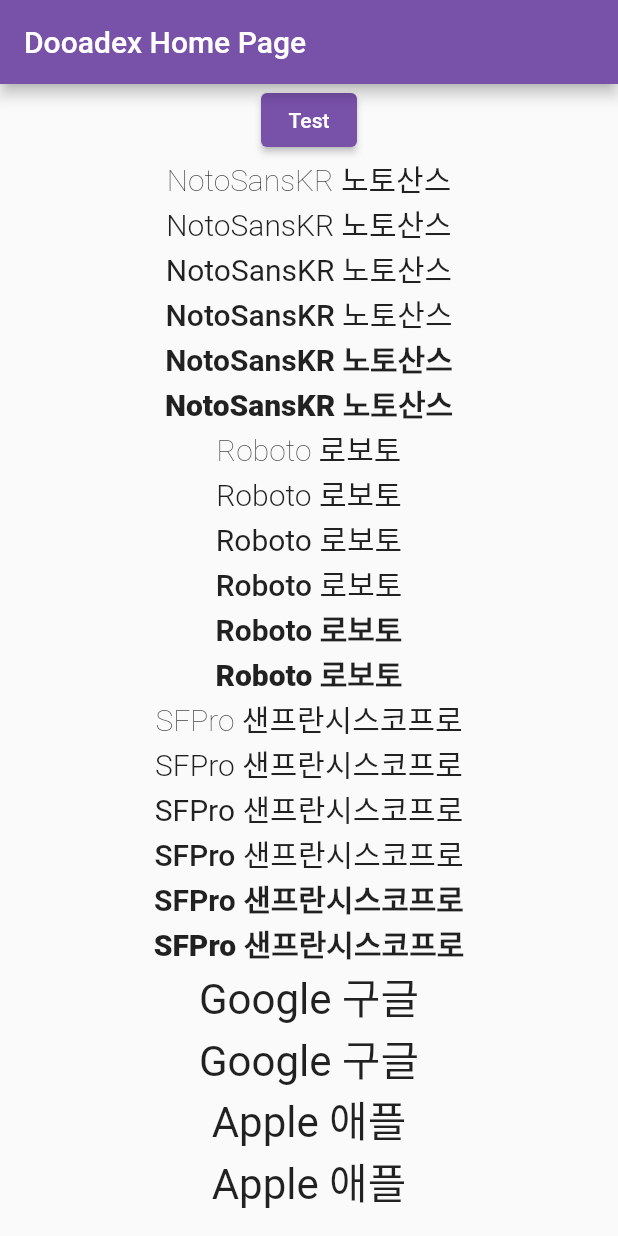
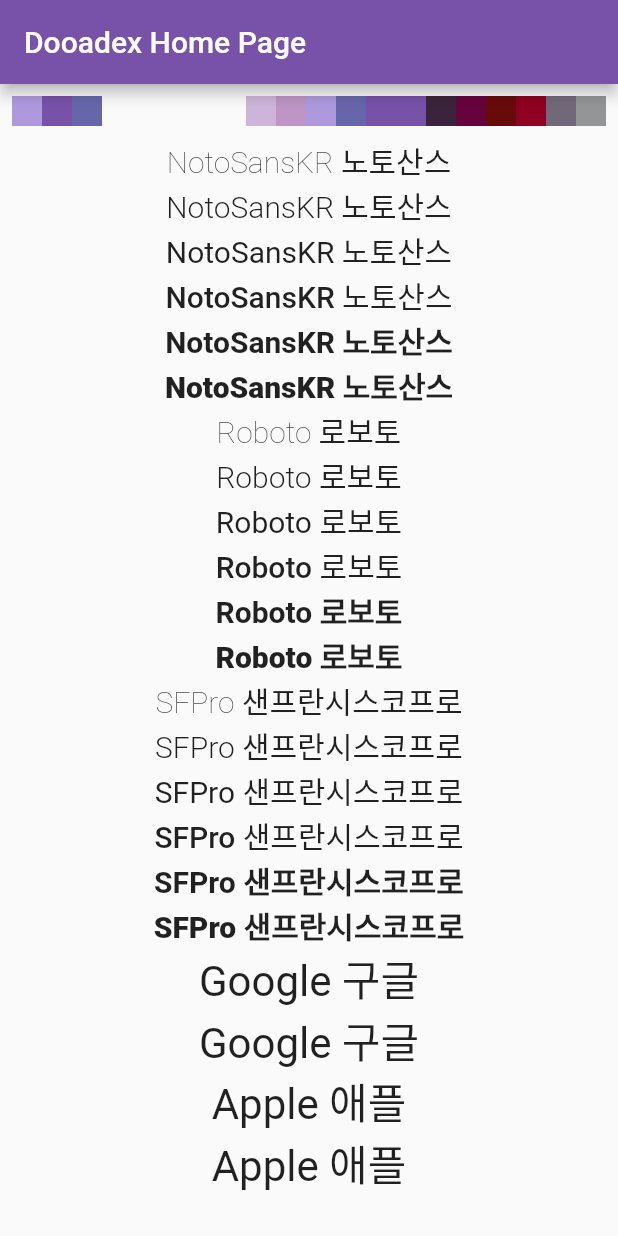
Before and after one commit to Doohyeon-Kim/dooadex-palette, a Flutter app: the screen it shows after launch, on a phone screen of 412 x 824 dp. Run offline on Flutter 3.47's test engine with Material 2 defaults, Android fonts, the phone set to English and light mode, and no system bars; Roboto replaces fonts that are missing (SFPro).

Commit message:
Add colors

```diff
--- a/example/lib/main.dart
+++ b/example/lib/main.dart
@@ -13,7 +13,8 @@ class MyApp extends StatelessWidget {
     return MaterialApp(
       title: 'Dooadex Package Test App',
       theme: ThemeData(
-        primarySwatch: MaterialColor(DooadexColor.primaryMaterialColor.colorHex, DooadexColor.primaryMaterialColor.swatch),
+        primarySwatch: MaterialColor(DooadexColor.primaryMaterialColor.colorHex,
+            DooadexColor.primaryMaterialColor.swatch),
       ),
       home: const MyHomePage(title: 'Dooadex Home Page'),
     );
@@ -38,9 +39,88 @@ class _MyHomePageState extends State<MyHomePage> {
       body: Center(
         child: Column(
           children: [
-            ElevatedButton(
-              onPressed: () {},
-              child: const Text("Test"),
+            Padding(
+              padding: const EdgeInsets.all(8.0),
+              child: Row(
+                children: [
+                  Container(
+                    width: 20,
+                    height: 20,
+                    color: DooadexColor.primary,
+                  ),
+                  Container(
+                    width: 20,
+                    height: 20,
+                    color: DooadexColor.secondary,
+                  ),
+                  Container(
+                    width: 20,
+                    height: 20,
+                    color: DooadexColor.tertiary,
+                  ),
+                  Spacer(),
+                  Container(
+                    width: 20,
+                    height: 20,
+                    color: DooadexColor.pinkLavender,
+                  ),
+                  Container(
+                    width: 20,
+                    height: 20,
+                    color: DooadexColor.lilac,
+                  ),
+                  Container(
+                    width: 20,
+                    height: 20,
+                    color: DooadexColor.bilobaFlower,
+                  ),
+                  Container(
+                    width: 20,
+                    height: 20,
+                    color: DooadexColor.veryPeri,
+                  ),
+                  Container(
+                    width: 20,
+                    height: 20,
+                    color: DooadexColor.purpleMountainMajesty,
+                  ),
+                  Container(
+                    width: 20,
+                    height: 20,
+                    color: DooadexColor.royalPurple,
+                  ),
+                  Container(
+                    width: 20,
+                    height: 20,
+                    color: DooadexColor.deepPurple,
+                  ),
+                  Container(
+                    width: 20,
+                    height: 20,
+                    color: DooadexColor.tyrianPurple,
+                  ),
+                  Container(
+                    width: 20,
+                    height: 20,
+                    color: DooadexColor.mahoganyRed,
+                  ),
+                  Container(
+                    width: 20,
+                    height: 20,
+                    color: DooadexColor.carmine,
+                  ),
+                  Container(
+                    width: 20,
+                    height: 20,
+                    color: DooadexColor.oldLavender,
+                  ),
+                  Container(
+                    width: 20,
+                    height: 20,
+                    color: DooadexColor.grey,
+                  ),
+                ],
+              ),
             ),
             Text("NotoSansKR 노토산스", style: NotoSansKR.thin(fontSize: 20)),
             Text("NotoSansKR 노토산스", style: NotoSansKR.light(fontSize: 20)),
--- a/lib/src/color/dooadex_color.dart
+++ b/lib/src/color/dooadex_color.dart
@@ -4,20 +4,30 @@ import '../palette_tools.dart';
 import 'dooadex_color_swatch.dart';
 import 'material_color.dart';
 
-
 class DooadexColor {
   DooadexColor._();
 
-  static const Color primary = royalPurple;
-  static const Color secondary = tyrianPurple;
+  static const Color primary = bilobaFlower;
+  static const Color secondary = royalPurple;
+  static const Color tertiary = veryPeri;
 
+  static const Color error = carmine;
+
+  static const Color pinkLavender = Color(0xFFCDB4DB);
+  static const Color lilac = Color(0xFFBE95C4);
   static const Color bilobaFlower = Color(0xFFAE99DE);
+  static const Color veryPeri = Color(0xFF6667AB);
+  static const Color purpleMountainMajesty = Color(0xFF7851A9);
   static const Color royalPurple = Color(0xFF7851A9);
+  static const Color deepPurple = Color(0xFF3A243B);
   static const Color tyrianPurple = Color(0xFF66023C);
-  static const Color deepPurple = Color(0xFF3A243B);
   static const Color mahoganyRed = Color(0xFF670A0A);
   static const Color carmine = Color(0xFF900020);
+  static const Color oldLavender = Color(0xFF71697A);
+  static const Color grey = Color(0xFF939597);
 
-  static MaterialColor primaryMaterialColor = PaletteTools.colorTool.generateMaterialColor(0xFF7851A9, DooadexPrimaryColorSwatch());
-  static MaterialColor secondaryMaterialColor = PaletteTools.colorTool.generateMaterialColor(0xFF66023C, DooadexSecondaryColorSwatch());
+  static MaterialColor primaryMaterialColor = PaletteTools.colorTool
+      .generateMaterialColor(0xFF7851A9, DooadexPrimaryColorSwatch());
+  static MaterialColor secondaryMaterialColor = PaletteTools.colorTool
+      .generateMaterialColor(0xFF66023C, DooadexSecondaryColorSwatch());
 }
--- a/pubspec.yaml
+++ b/pubspec.yaml
@@ -1,6 +1,6 @@
 name: dooadex_palette
 description: A useful palette
-version: 0.0.2
+version: 0.0.3
 repository: "https://github.com/Doohyeon-Kim/dooadex-palette.git"
 
 environment:
@@ -14,7 +14,7 @@ dependencies:
 dev_dependencies:
   flutter_test:
     sdk: flutter
-  flutter_lints: ^2.0.0
+  flutter_lints: ^2.0.1
 
 flutter:
    fonts:
```
Also changed, not shown: example/pubspec.lock, 2 other files.
